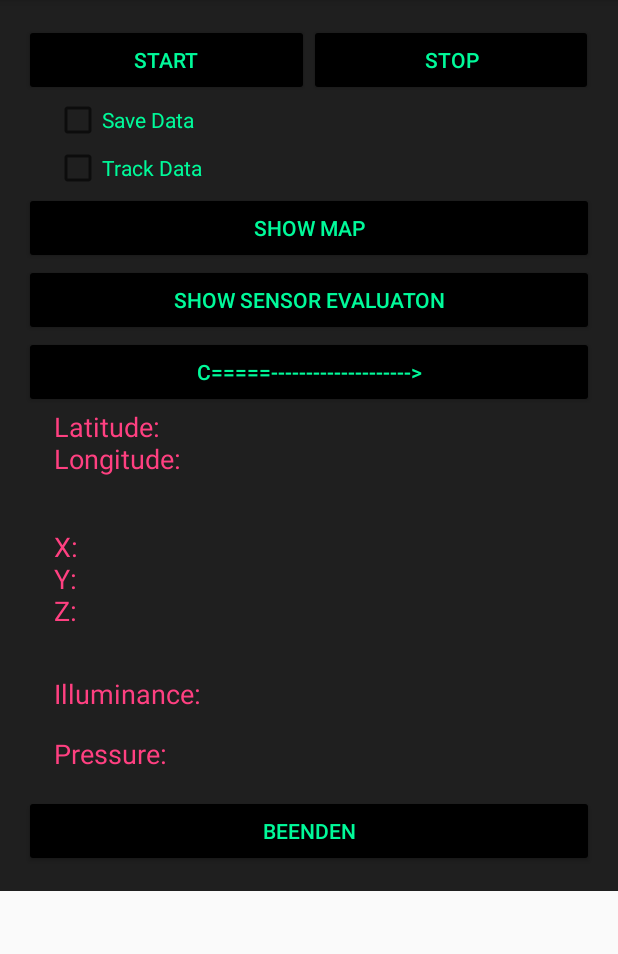
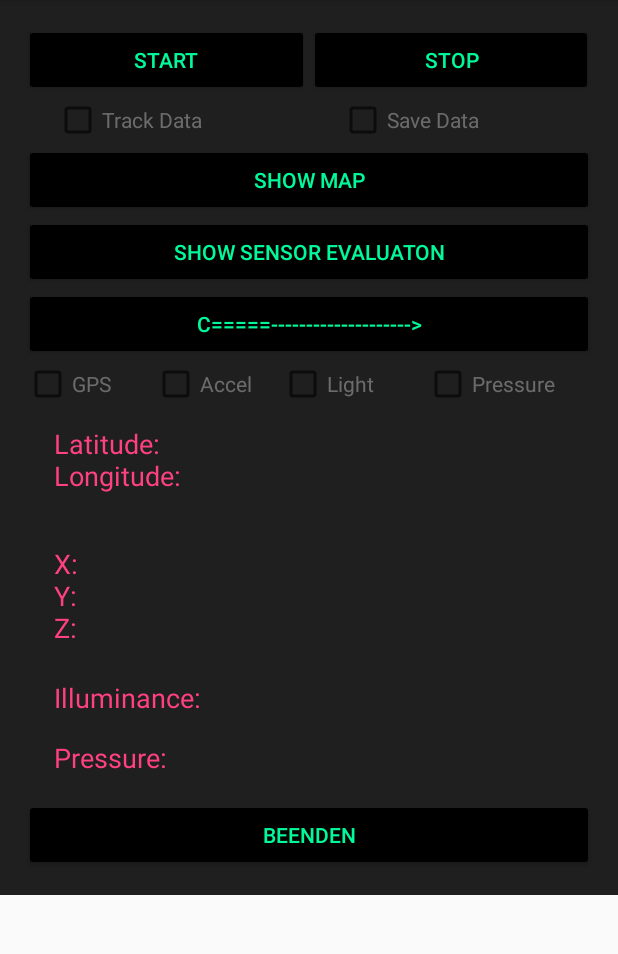
Before and after one commit to Liner236/LocaMobi, an Android app: the screen it shows after launch (MainActivity), after a tap on "STOP", on a phone screen of 412 x 824 dp, the part 84-1038 px from its top. Run offline under Robolectric (Android 15) with nearby library versions, the phone set to English and light mode, and no system bars; 1 other tap on this screen came first.

Commit message:
checkboxes for sensors

```diff
--- a/app/src/main/java/com/example/liner236/sensortracker/MainActivity.java
+++ b/app/src/main/java/com/example/liner236/sensortracker/MainActivity.java
@@ -29,6 +29,9 @@ public class MainActivity extends AppCompatActivity implements LocationListener,
     //General Stuff
     private boolean start = false;
     private boolean stopT = false;
+    private boolean track_accel = false;
+    private boolean track_light = false;
+    private  boolean track_pressure = false;
 
 
     //Time
@@ -112,8 +115,14 @@ public class MainActivity extends AppCompatActivity implements LocationListener,
         pressure_sensor = sensorManager_pressure.getDefaultSensor(Sensor.TYPE_PRESSURE);
         sensorManager_pressure.registerListener(this,pressure_sensor,SensorManager.SENSOR_DELAY_NORMAL);
 
+
         Button btn_start = (Button)findViewById(R.id.btn_start);
         final CheckBox cb_trackData = (CheckBox)findViewById(R.id.cb_trackData);
+        final CheckBox cb_gps = (CheckBox)findViewById(R.id.cb_gps);
+        final CheckBox cb_accel = (CheckBox)findViewById(R.id.cb_accel);
+        final CheckBox cb_light = (CheckBox)findViewById(R.id.cb_light);
+        final CheckBox cb_pressure = (CheckBox)findViewById(R.id.cb_pressure);
+
 
         btn_start.setOnClickListener(new View.OnClickListener() {
             @Override
@@ -126,7 +135,22 @@ public class MainActivity extends AppCompatActivity implements LocationListener,
                         trackSensorData();
                     }
 
+                    if (cb_accel.isChecked()){
+                        track_accel = true;
+                    }
+
+                    if (cb_light.isChecked()){
+                        track_light = true;
+                    }
+
+                    if (cb_pressure.isChecked()){
+                        track_pressure = true;
+                    }
+
                     cb_trackData.setEnabled(false);
+                    cb_accel.setEnabled(false);
+                    cb_light.setEnabled(false);
+                    cb_pressure.setEnabled(false);
                 }
 
             }
@@ -139,11 +163,15 @@ public class MainActivity extends AppCompatActivity implements LocationListener,
                 if(start){
                     start = false;
                     cb_trackData.setEnabled(true);
-                    light_value_array = null;
-                    pressure_value_array = null;
-                    xArray = null;
-                    yArray = null;
-                    zArray = null;
+                    cb_light.setEnabled(true);
+                    cb_accel.setEnabled(true);
+                    cb_pressure.setEnabled(true);
+
+                    light_vec.clear();
+                    accel_vec[0].clear();
+                    accel_vec[1].clear();
+                    accel_vec[2].clear();
+                    pressure_vec.clear();
                 }
             }
         });
@@ -174,7 +202,7 @@ public class MainActivity extends AppCompatActivity implements LocationListener,
             @Override
             public void onClick(View v) {
                 vecInArray(latVec);
-                if(latArray != null && lonArray != null){
+                if(latArray != null || lonArray != null){
                     changeAktivity(v);
                 }
                 else {
@@ -328,24 +356,32 @@ public class MainActivity extends AppCompatActivity implements LocationListener,
 
 
     public void trackSensorData() {
+
         runnable = new Runnable() {
             @Override
             public void run() {
                 startTime();
+
                 while(true){
                     if (start == false){
                         break;
                     }
                     time_vec.add(timeSec);
-                    light_vec.add(getLight_value());
-                    pressure_vec.add(getPressure_value());
-                    accel_vec[0].add(getX());
-                    accel_vec[1].add(getY());
-                    accel_vec[2].add(getZ());
 
-                    System.out.println("was ghet ab");
+                    if (track_light)
+                        light_vec.add(getLight_value());
+
+                    if (track_pressure)
+                        pressure_vec.add(getPressure_value());
+
+                    if (track_accel){
+                        accel_vec[0].add(getX());
+                        accel_vec[1].add(getY());
+                        accel_vec[2].add(getZ());
+                    }
+
                     try {
-                        Thread.sleep(1000);
+                        Thread.sleep(100);
                     } catch (InterruptedException e) {
                         e.printStackTrace();
                     }
@@ -383,7 +419,7 @@ public class MainActivity extends AppCompatActivity implements LocationListener,
     @Override
     public void onSensorChanged(SensorEvent event) {
         if (start){
-            if (event.sensor.getType() == Sensor.TYPE_ACCELEROMETER){
+            if (event.sensor.getType() == Sensor.TYPE_ACCELEROMETER && track_accel){
                 setX(event.values[0]);
                 setY(event.values[1]);
                 setZ(event.values[2]);
@@ -391,12 +427,12 @@ public class MainActivity extends AppCompatActivity implements LocationListener,
                         + "\n" + "Z: " +  Math.round(getZ()* Math.pow(10d,5))/Math.pow(10d,5));
             }
 
-            if (event.sensor.getType() == Sensor.TYPE_LIGHT){
+            if (event.sensor.getType() == Sensor.TYPE_LIGHT && track_light){
                 setLight_value(event.values[0]);
                 ((TextView) findViewById(R.id.tv_light)).setText(String.valueOf("Illuminance: " + getLight_value()) + " lx");
             }
 
-            if (event.sensor.getType() == Sensor.TYPE_PRESSURE){
+            if (event.sensor.getType() == Sensor.TYPE_PRESSURE && track_pressure){
                 setPressure_value(event.values[0]);
                 ((TextView) findViewById(R.id.tv_pressure)).setText(String.valueOf("Pressure: " + Math.round(getPressure_value()* Math.pow(10d,3))/Math.pow(10d,3)) + " hPa");
             }
--- a/app/src/main/res/layout/activity_main.xml
+++ b/app/src/main/res/layout/activity_main.xml
@@ -1,6 +1,7 @@
 <?xml version="1.0" encoding="utf-8"?>
 <ScrollView
     xmlns:android="http://schemas.android.com/apk/res/android"
+    xmlns:tools="http://schemas.android.com/tools"
     android:layout_width="match_parent"
     android:layout_height="match_parent"
     android:clipToPadding="true">
@@ -53,23 +54,29 @@
 
             </LinearLayout>
 
-            <CheckBox
-                android:text="Save Data"
-                android:layout_marginLeft="20dp"
+            <LinearLayout
+                android:orientation="horizontal"
                 android:layout_width="match_parent"
-                android:layout_height="wrap_content"
-                android:id="@+id/checkBox2"
-                android:layout_weight="1.45"
-                android:textColor="@color/btn_fontcolor" />
+                android:layout_height="match_parent">
 
-            <CheckBox
-                android:text="Track Data"
-                android:layout_marginLeft="20dp"
-                android:layout_width="match_parent"
-                android:layout_height="wrap_content"
-                android:textColor="@color/btn_fontcolor"
-                android:id="@+id/cb_trackData"
-                android:layout_weight="1.17" />
+                <CheckBox
+                    android:text="Track Data"
+                    android:layout_marginLeft="20dp"
+                    android:layout_width="match_parent"
+                    android:layout_height="wrap_content"
+                    android:textColor="@color/gray"
+                    android:id="@+id/cb_trackData"
+                    android:layout_weight="1" />
+
+                <CheckBox
+                    android:text="Save Data"
+                    android:layout_marginLeft="20dp"
+                    android:layout_width="match_parent"
+                    android:layout_height="wrap_content"
+                    android:id="@+id/checkBox2"
+                    android:layout_weight="1"
+                    android:textColor="@color/gray" />
+            </LinearLayout>
 
             <Button
                 android:text="Show Map"
@@ -95,6 +102,44 @@
                 android:backgroundTint="@color/black"
                 android:textColor="@color/btn_fontcolor"/>
 
+            <LinearLayout
+                android:orientation="horizontal"
+                android:layout_width="match_parent"
+                android:layout_height="43dp">
+
+                <CheckBox
+                    android:text="GPS"
+                    android:layout_width="wrap_content"
+                    android:layout_height="wrap_content"
+                    android:textColor="@color/gray"
+                    android:id="@+id/cb_gps"
+                    android:layout_weight="1.34" />
+
+                <CheckBox
+                    android:text="Accel"
+                    android:layout_width="wrap_content"
+                    android:layout_height="wrap_content"
+                    android:textColor="@color/gray"
+                    android:id="@+id/cb_accel"
+                    android:layout_weight="0.86" />
+
+                <CheckBox
+                    android:text="Light"
+                    android:layout_width="wrap_content"
+                    android:layout_height="wrap_content"
+                    android:textColor="@color/gray"
+                    android:id="@+id/cb_light"
+                    android:layout_weight="1.59" />
+
+                <CheckBox
+                    android:text="Pressure"
+                    android:layout_width="wrap_content"
+                    android:layout_height="wrap_content"
+                    android:textColor="@color/gray"
+                    android:id="@+id/cb_pressure"
+                    android:layout_weight="1.22" />
+            </LinearLayout>
+
             <TextView
                 android:layout_width="match_parent"
                 android:textSize="18sp"
@@ -111,7 +156,7 @@
                 android:textColor="@color/cyan"
                 android:layout_marginLeft="20dp"
                 android:id="@+id/tv_accel"
-                android:layout_height="98dp" />
+                android:layout_height="89dp" />
 
             <TextView
                 android:text="Illuminance:"
--- a/app/src/main/res/values/colors.xml
+++ b/app/src/main/res/values/colors.xml
@@ -9,6 +9,7 @@
     <color name="green">#00fa9a</color>
     <color name="btn_fontcolor">#00fa9a</color>
     <color name="btn_backcolor">#00f123</color>
+    <color name="gray">#8bababab</color>
 
 
 
```
Also changed, not shown: app/src/main/java/com/example/liner236/sensortracker/EvaluationActivity.java (+9 -3 lines), app/src/main/java/com/example/liner236/sensortracker/LightsaberActivity.java (+7 -0 lines), app/src/main/java/com/example/liner236/sensortracker/MapsActivity.java (+11 -6 lines).
